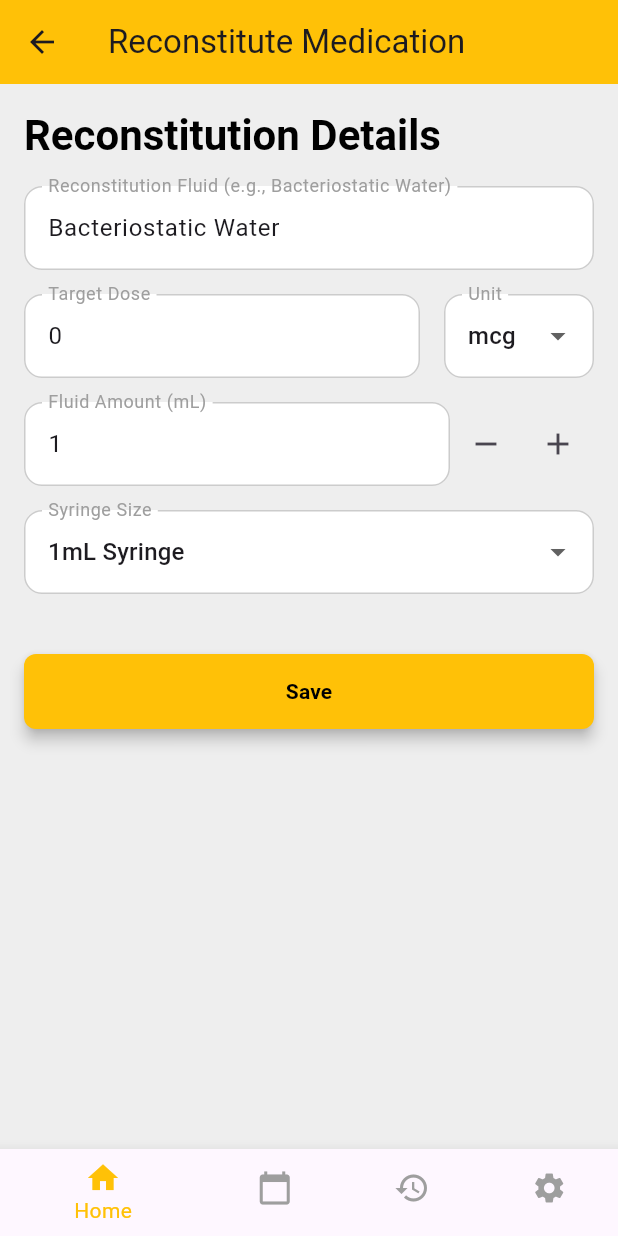
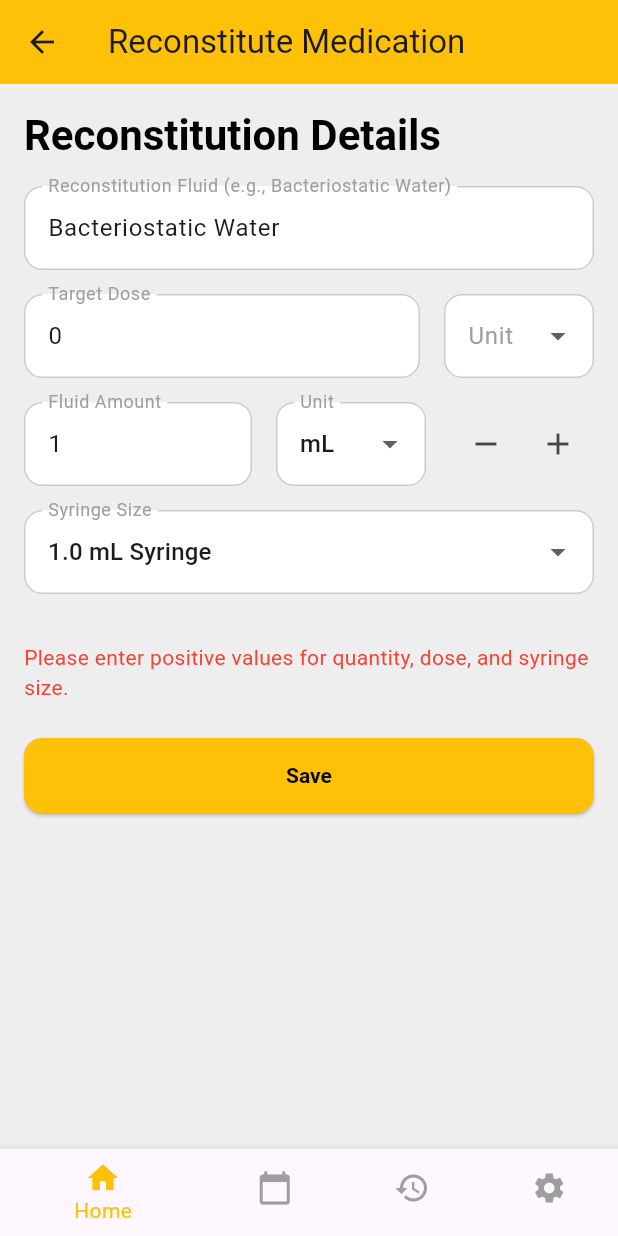
Before and after one commit to KiNeMspA/medtrackr, a Flutter app: the ReconstitutionScreen screen opened directly with empty values, on a phone screen of 412 x 824 dp. Run offline on Flutter 3.47's test engine with Material 3 defaults, Android fonts, the phone set to English and light mode, and no system bars; our stand-ins replace flutter_local_notifications, timezone.

Commit message:
Fix duplicated build method in reconstitution_screen.dart, update medication_details_screen.dart (subtle delete button, reorder buttons), medication_card.dart (Quantity/Max Quantity, Initial Dose)

```diff
--- a/lib/screens/reconstitution_screen.dart
+++ b/lib/screens/reconstitution_screen.dart
@@ -1,6 +1,7 @@
 import 'package:flutter/material.dart';
 import 'package:medtrackr/constants/constants.dart';
 import 'package:medtrackr/models/medication.dart';
+import 'package:medtrackr/models/enums/syringe_size.dart';
 import 'package:medtrackr/utils/calculators/reconstitution_calculator.dart';
 import 'package:provider/provider.dart';
 import 'package:medtrackr/providers/data_provider.dart';
@@ -20,22 +21,32 @@ class _ReconstitutionScreenState extends State<ReconstitutionScreen> {
   final _targetDoseController = TextEditingController();
   final _fluidAmountController = TextEditingController();
   String _targetDoseUnit = 'mcg';
+  String _fluidVolumeUnit = 'mL';
   List<Map<String, dynamic>> _reconstitutionSuggestions = [];
   Map<String, dynamic>? _selectedReconstitution;
   double _targetDose = 0;
   String? _reconstitutionError;
-  double _syringeSize = 1.0;
+  SyringeSize _syringeSize = SyringeSize.size1_0;
 
   @override
   void initState() {
     super.initState();
-    _reconstitutionFluidController.text =
-    widget.medication.reconstitutionFluid.isNotEmpty
+    _reconstitutionFluidController.text = widget.medication.reconstitutionFluid.isNotEmpty
         ? widget.medication.reconstitutionFluid
         : 'Bacteriostatic Water';
-    _targetDose = 0;
+    _targetDose = widget.medication.selectedReconstitution?['targetDose']?.toDouble() ?? 0;
     _targetDoseController.text = _formatNumber(_targetDose);
-    _fluidAmountController.text = '1';
+    _fluidAmountController.text = widget.medication.reconstitutionVolume > 0
+        ? _formatNumber(widget.medication.reconstitutionVolume)
+        : '1';
+    _selectedReconstitution = widget.medication.selectedReconstitution;
+    _syringeSize = widget.medication.selectedReconstitution?['syringeSize'] != null
+        ? SyringeSize.values.firstWhere(
+          (e) => e.value == widget.medication.selectedReconstitution!['syringeSize'],
+      orElse: () => SyringeSize.size1_0,
+    )
+        : SyringeSize.size1_0;
+    _targetDoseUnit = widget.medication.selectedReconstitution?['targetDoseUnit'] ?? 'mcg';
     _calculateReconstitutionSuggestions();
   }
 
@@ -48,18 +59,19 @@ class _ReconstitutionScreenState extends State<ReconstitutionScreen> {
   }
 
   String _formatNumber(double value) {
-    return value.toStringAsFixed(value.truncateToDouble() == value ? 0 : 2);
+    return value % 1 == 0 ? value.toInt().toString() : value.toStringAsFixed(2);
   }
 
   void _calculateReconstitutionSuggestions() {
-    final volume = double.tryParse(_fluidAmountController.text) ?? 1.0;
+    final volume = (double.tryParse(_fluidAmountController.text) ?? 1.0) * (_fluidVolumeUnit == 'L' ? 1000 : 1);
     final calculator = ReconstitutionCalculator(
       quantityController: TextEditingController(text: widget.medication.quantity.toString()),
       targetDoseController: _targetDoseController,
-      quantityUnit: widget.medication.quantityUnit,
+      quantityUnit: widget.medication.quantityUnit.displayName,
       targetDoseUnit: _targetDoseUnit,
       medicationName: widget.medication.name,
-      syringeSize: _syringeSize,
+      syringeSize: _syringeSize.value,
+      fixedVolume: volume,
     );
     final result = calculator.calculate();
     final concentration = result['selectedReconstitution'] != null
@@ -67,14 +79,9 @@ class _ReconstitutionScreenState extends State<ReconstitutionScreen> {
         : 0.0;
 
     setState(() {
-      _reconstitutionSuggestions = (result['suggestions'] as List<dynamic>?)
-          ?.cast<Map<String, dynamic>>() ??
-          [];
+      _targetDose = double.tryParse(_targetDoseController.text) ?? 0.0;
+      _reconstitutionSuggestions = (result['suggestions'] as List<dynamic>?)?.cast<Map<String, dynamic>>() ?? [];
       _selectedReconstitution = result['selectedReconstitution'] as Map<String, dynamic>?;
-      if (_selectedReconstitution != null) {
-        _selectedReconstitution!['volume'] = volume; // Sync volume
-      }
-      _targetDose = (result['targetDose'] as double?) ?? 0.0;
       _reconstitutionError = result['error'] as String? ??
           (concentration < 0.1
               ? 'Warning: Concentration is ${_formatNumber(concentration)} mg/mL, too low. Increase fluid amount.'
@@ -126,25 +133,24 @@ class _ReconstitutionScreenState extends State<ReconstitutionScreen> {
           padding: const EdgeInsets.symmetric(vertical: 16.0),
           child: RichText(
             text: TextSpan(
-              style: const TextStyle(color: Colors.grey, fontSize: 16, height: 1.5),
+              style: AppConstants.cardBodyStyle.copyWith(height: 1.5),
               children: [
                 const TextSpan(
                     text: 'Reconstitution Fluid: ',
-                    style: TextStyle(fontWeight: FontWeight.bold, color: Colors.black)),
+                    style: TextStyle(fontWeight: FontWeight.bold)),
                 TextSpan(text: '${_reconstitutionFluidController.text}\n'),
                 const TextSpan(
                     text: 'Fluid Amount: ',
-                    style: TextStyle(fontWeight: FontWeight.bold, color: Colors.black)),
+                    style: TextStyle(fontWeight: FontWeight.bold)),
                 TextSpan(text: '${_formatNumber(_selectedReconstitution!['volume'])} mL\n'),
                 const TextSpan(
                     text: 'Concentration: ',
-                    style: TextStyle(fontWeight: FontWeight.bold, color: Colors.black)),
+                    style: TextStyle(fontWeight: FontWeight.bold)),
                 TextSpan(text: '${_formatNumber(_selectedReconstitution!['concentration'])} mg/mL\n'),
                 const TextSpan(
                     text: 'Target Dose: ',
-                    style: TextStyle(fontWeight: FontWeight.bold, color: Colors.black)),
-                TextSpan(
-                    text: '${_formatNumber(_targetDose * (_targetDoseUnit == 'mg' ? 1 : 1000))} $_targetDoseUnit'),
+                    style: TextStyle(fontWeight: FontWeight.bold)),
+                TextSpan(text: '${_formatNumber(_targetDose)} $_targetDoseUnit'),
               ],
             ),
           ),
@@ -160,14 +166,8 @@ class _ReconstitutionScreenState extends State<ReconstitutionScreen> {
           ),
           ElevatedButton(
             onPressed: () => Navigator.pop(context, true),
-            style: ElevatedButton.styleFrom(
-              backgroundColor: AppConstants.primaryColor,
-              shape: RoundedRectangleBorder(borderRadius: BorderRadius.circular(8)),
-            ),
-            child: const Text(
-              'Confirm',
-              style: TextStyle(color: Colors.black, fontWeight: FontWeight.bold, fontSize: 16),
-            ),
+            style: AppConstants.dialogButtonStyle,
+            child: const Text('Confirm'),
           ),
         ],
       ),
@@ -273,7 +273,7 @@ class _ReconstitutionScreenState extends State<ReconstitutionScreen> {
                     child: TextFormField(
                       controller: _fluidAmountController,
                       decoration: InputDecoration(
-                        labelText: 'Fluid Amount (mL)',
+                        labelText: 'Fluid Amount',
                         border: OutlineInputBorder(borderRadius: BorderRadius.circular(12)),
                         filled: true,
                         fillColor: Colors.white,
@@ -282,6 +282,31 @@ class _ReconstitutionScreenState extends State<ReconstitutionScreen> {
                       onChanged: (value) => _calculateReconstitutionSuggestions(),
                     ),
                   ),
+                  const SizedBox(width: 16),
+                  SizedBox(
+                    width: 100,
+                    child: DropdownButtonFormField<String>(
+                      value: _fluidVolumeUnit,
+                      decoration: InputDecoration(
+                        labelText: 'Unit',
+                        border: OutlineInputBorder(borderRadius: BorderRadius.circular(12)),
+                        filled: true,
+                        fillColor: Colors.white,
+                      ),
+                      items: ['mL', 'L']
+                          .map((unit) => DropdownMenuItem(value: unit, child: Text(unit)))
+                          .toList(),
+                      onChanged: (value) {
+                        if (value != null) {
+                          setState(() {
+                            _fluidVolumeUnit = value;
+                            _calculateReconstitutionSuggestions();
+                          });
+                        }
+                      },
+                    ),
+                  ),
+                  const SizedBox(width: 16),
                   IconButton(
                     icon: const Icon(Icons.remove),
                     onPressed: () => _nudgeVolume(false),
@@ -293,7 +318,7 @@ class _ReconstitutionScreenState extends State<ReconstitutionScreen> {
                 ],
               ),
               const SizedBox(height: 16),
-              DropdownButtonFormField<double>(
+              DropdownButtonFormField<SyringeSize>(
                 value: _syringeSize,
                 decoration: InputDecoration(
                   labelText: 'Syringe Size',
@@ -301,19 +326,13 @@ class _ReconstitutionScreenState extends State<ReconstitutionScreen> {
                   filled: true,
                   fillColor: Colors.white,
                 ),
-                items: [
-                  DropdownMenuItem(value: 0.3, child: Text('0.3mL Syringe')),
-                  DropdownMenuItem(value: 0.5, child: Text('0.5mL Syringe')),
-                  DropdownMenuItem(value: 1.0, child: Text('1mL Syringe')),
-                  DropdownMenuItem(value: 3.0, child: Text('3mL Syringe')),
-                  DropdownMenuItem(value: 5.0, child: Text('5mL Syringe')),
-                ],
+                items: SyringeSize.values
+                    .map((size) => DropdownMenuItem(value: size, child: Text(size.displayName)))
+                    .toList(),
                 onChanged: (value) {
                   if (value != null) {
                     setState(() {
                       _syringeSize = value;
-                      _selectedReconstitution = null;
-                      _reconstitutionSuggestions = [];
                       _calculateReconstitutionSuggestions();
                     });
                   }
@@ -323,62 +342,80 @@ class _ReconstitutionScreenState extends State<ReconstitutionScreen> {
               if (_selectedReconstitution != null) ...[
                 Padding(
                   padding: const EdgeInsets.only(bottom: 8),
-                  child: Text(
-                    'Formula: Units = (Target Dose (mg) / Concentration (mg/mL)) * 100',
-                    style: TextStyle(color: Colors.grey[600], fontSize: 12),
+                  child: Column(
+                    crossAxisAlignment: CrossAxisAlignment.start,
+                    children: [
+                      Text(
+                        'Formula: Units = (Target Dose (mg) / Concentration (mg/mL)) * 100',
+                        style: TextStyle(color: Colors.grey[600], fontSize: 12),
+                      ),
+                      Text(
+                        'Calculation: ${_formatNumber(_targetDose * (_targetDoseUnit == 'mg' ? 1 : 1 / 1000))} mg / ${_formatNumber(_selectedReconstitution!['concentration'])} mg/mL * 100 = ${_formatNumber(_selectedReconstitution!['syringeUnits'])} IU',
+                        style: TextStyle(color: Colors.grey[600], fontSize: 12),
+                      ),
+                    ],
                   ),
                 ),
                 Container(
                   constraints: const BoxConstraints(minWidth: double.infinity),
                   padding: const EdgeInsets.all(16),
-                  decoration: BoxDecoration(
-                    color: Colors.white,
-                    border: Border.all(color: AppConstants.primaryColor, width: 2),
-                    borderRadius: BorderRadius.circular(12),
-                  ),
+                  decoration: AppConstants.cardDecoration,
                   child: RichText(
                     text: TextSpan(
-                      style: const TextStyle(color: Colors.black, fontSize: 16, height: 1.8),
+                      style: AppConstants.cardBodyStyle,
                       children: [
                         const TextSpan(
-                            text: 'Concentration: ',
-                            style: TextStyle(fontWeight: FontWeight.bold)),
-                        TextSpan(text: '${_formatNumber(_selectedReconstitution!['concentration'])} mg/mL\n'),
-                        const TextSpan(text: 'Administer '),
+                          text: 'Administer ',
+                          style: TextStyle(fontWeight: FontWeight.bold),
+                        ),
                         TextSpan(
                           text: _formatNumber(_selectedReconstitution!['syringeUnits']),
                           style: const TextStyle(fontWeight: FontWeight.bold),
                         ),
-                        const TextSpan(text: ' IU on a '),
+                        const TextSpan(
+                          text: ' IU',
+                          style: TextStyle(fontWeight: FontWeight.bold),
+                        ),
+                        const TextSpan(text: ' on a '),
                         TextSpan(
-                          text: _formatNumber(_syringeSize),
+                          text: _syringeSize.displayName,
                           style: const TextStyle(fontWeight: FontWeight.bold),
                         ),
-                        const TextSpan(text: ' mL Syringe\n'),
-                        const TextSpan(text: 'for a dosage of '),
+                        const TextSpan(text: '\nfor a dosage of '),
                         TextSpan(
-                          text: _formatNumber(_targetDose * (_targetDoseUnit == 'mg' ? 1 : 1000)),
+                          text: _formatNumber(_targetDose),
                           style: const TextStyle(fontWeight: FontWeight.bold),
                         ),
                         TextSpan(text: ' $_targetDoseUnit\n'),
-                        const TextSpan(text: 'by Reconstituting '),
+                        const TextSpan(text: 'by reconstituting '),
+                        TextSpan(
+                          text: _formatNumber(widget.medication.quantity),
+                          style: const TextStyle(fontWeight: FontWeight.bold),
+                        ),
+                        TextSpan(text: ' ${widget.medication.quantityUnit.displayName} of '),
                         TextSpan(
                           text: widget.medication.name,
                           style: const TextStyle(fontWeight: FontWeight.bold),
                         ),
-                        const TextSpan(text: ' '),
-                        TextSpan(
-                          text: _formatNumber(widget.medication.quantity),
-                          style: const TextStyle(fontWeight: FontWeight.bold),
-                        ),
-                        const TextSpan(text: ' mg\n'),
-                        const TextSpan(text: 'with '),
+                        const TextSpan(text: '\nwith '),
                         TextSpan(
                           text: _formatNumber(_selectedReconstitution!['volume']),
                           style: const TextStyle(fontWeight: FontWeight.bold),
                         ),
-                        const TextSpan(text: ' mL of '),
-                        TextSpan(text: _reconstitutionFluidController.text),
+                        const TextSpan(
+                          text: ' mL',
+                          style: TextStyle(fontWeight: FontWeight.bold),
+                        ),
+                        const TextSpan(text: ' of '),
+                        TextSpan(
+                          text: _reconstitutionFluidController.text,
+                          style: const TextStyle(fontWeight: FontWeight.bold),
+                        ),
+                        const TextSpan(text: '\nConcentration: '),
+                        TextSpan(
+                          text: '${_formatNumber(_selectedReconstitution!['concentration'])} mg/mL',
+                          style: AppConstants.secondaryTextStyle,
+                        ),
                       ],
                     ),
                   ),
@@ -395,14 +432,8 @@ class _ReconstitutionScreenState extends State<ReconstitutionScreen> {
               const SizedBox(height: 24),
               ElevatedButton(
                 onPressed: () => _saveReconstitution(context),
-                style: ElevatedButton.styleFrom(
-                  backgroundColor: AppConstants.primaryColor,
-                  minimumSize: const Size(double.infinity, 50),
-                  shape: RoundedRectangleBorder(borderRadius: BorderRadius.circular(8)),
-                  elevation: 4,
-                ),
-                child: const Text('Save',
-                    style: TextStyle(color: Colors.black, fontWeight: FontWeight.bold)),
+                style: AppConstants.actionButtonStyle,
+                child: const Text('Save'),
               ),
             ],
           ),
--- a/lib/widgets/cards/medication_card.dart
+++ b/lib/widgets/cards/medication_card.dart
@@ -75,10 +75,10 @@ class MedicationCard extends StatelessWidget {
                 style: AppConstants.cardBodyStyle,
                 children: [
                   const TextSpan(
-                    text: 'Remaining: ',
+                    text: 'Quantity: ',
                     style: TextStyle(fontWeight: FontWeight.bold),
                   ),
-                  TextSpan(text: remainingFraction),
+                  TextSpan(text: '${_formatNumber(medication.remainingQuantity)} out of ${_formatNumber(medication.quantity)} ${medication.quantityUnit.displayName}'),
                 ],
               ),
             ),
@@ -104,10 +104,10 @@ class MedicationCard extends StatelessWidget {
                   style: AppConstants.cardBodyStyle,
                   children: [
                     TextSpan(
-                      text: 'Remaining in $reconVolumeUnit: ',
+                      text: 'Quantity in $reconVolumeUnit: ',
                       style: const TextStyle(fontWeight: FontWeight.bold),
                     ),
-                    TextSpan(text: reconRemaining),
+                    TextSpan(text: '${_formatNumber(medication.remainingQuantity / (medication.quantity / medication.reconstitutionVolume))} out of ${_formatNumber(medication.reconstitutionVolume)} $reconVolumeUnit'),
                   ],
                 ),
               ),
@@ -121,38 +121,33 @@ class MedicationCard extends StatelessWidget {
                       style: TextStyle(fontWeight: FontWeight.bold),
                     ),
                     TextSpan(
-                      text:
-                      '${_formatNumber(medication.reconstitutionVolume)} $reconVolumeUnit of ${medication.reconstitutionFluid.isNotEmpty ? medication.reconstitutionFluid : 'None'}',
+                      text: '${_formatNumber(medication.reconstitutionVolume)} $reconVolumeUnit of ${medication.reconstitutionFluid.isNotEmpty ? medication.reconstitutionFluid : 'None'}',
                     ),
                   ],
                 ),
               ),
-              if (medication.selectedReconstitution != null &&
-                  medication.selectedReconstitution!.isNotEmpty) ...[
+              if (medication.selectedReconstitution != null && medication.selectedReconstitution!.isNotEmpty) ...[
                 const SizedBox(height: 12),
                 RichText(
                   text: TextSpan(
                     style: AppConstants.cardBodyStyle,
                     children: [
                       const TextSpan(
-                        text: 'Administer ',
+                        text: 'Initial Dose: ',
                         style: TextStyle(fontWeight: FontWeight.bold),
                       ),
                       TextSpan(
-                        text:
-                        '${_formatNumber(medication.selectedReconstitution!['iu'] ?? 0)} IU ',
+                        text: '${_formatNumber(medication.selectedReconstitution!['syringeUnits'] ?? 0)} IU ',
                         style: const TextStyle(fontWeight: FontWeight.bold),
                       ),
                       const TextSpan(text: 'for a '),
                       TextSpan(
-                        text:
-                        '${_formatNumber(medication.selectedReconstitution!['targetDose'] ?? 0)} mcg ',
+                        text: '${_formatNumber(medication.selectedReconstitution!['targetDose'] ?? 0)} ${medication.selectedReconstitution!['targetDoseUnit'] ?? 'mcg'} ',
                         style: const TextStyle(fontWeight: FontWeight.bold),
                       ),
                       const TextSpan(text: 'dose using '),
                       TextSpan(
-                        text:
-                        '${_formatNumber(medication.selectedReconstitution!['volume'] ?? 0)} mL ',
+                        text: '${_formatNumber(medication.selectedReconstitution!['volume'] ?? 0)} mL ',
                         style: const TextStyle(fontWeight: FontWeight.bold),
                       ),
                       const TextSpan(text: 'volume.'),
@@ -169,8 +164,7 @@ class MedicationCard extends StatelessWidget {
                         style: TextStyle(fontWeight: FontWeight.bold),
                       ),
                       TextSpan(
-                        text:
-                        '${_formatNumber(medication.selectedReconstitution!['concentration'] ?? 0)} mg/mL',
+                        text: '${_formatNumber(medication.selectedReconstitution!['concentration'] ?? 0)} mg/mL',
                       ),
                     ],
                   ),
```
Also changed, not shown: lib/screens/medication_details_screen.dart (+19 -14 lines).
